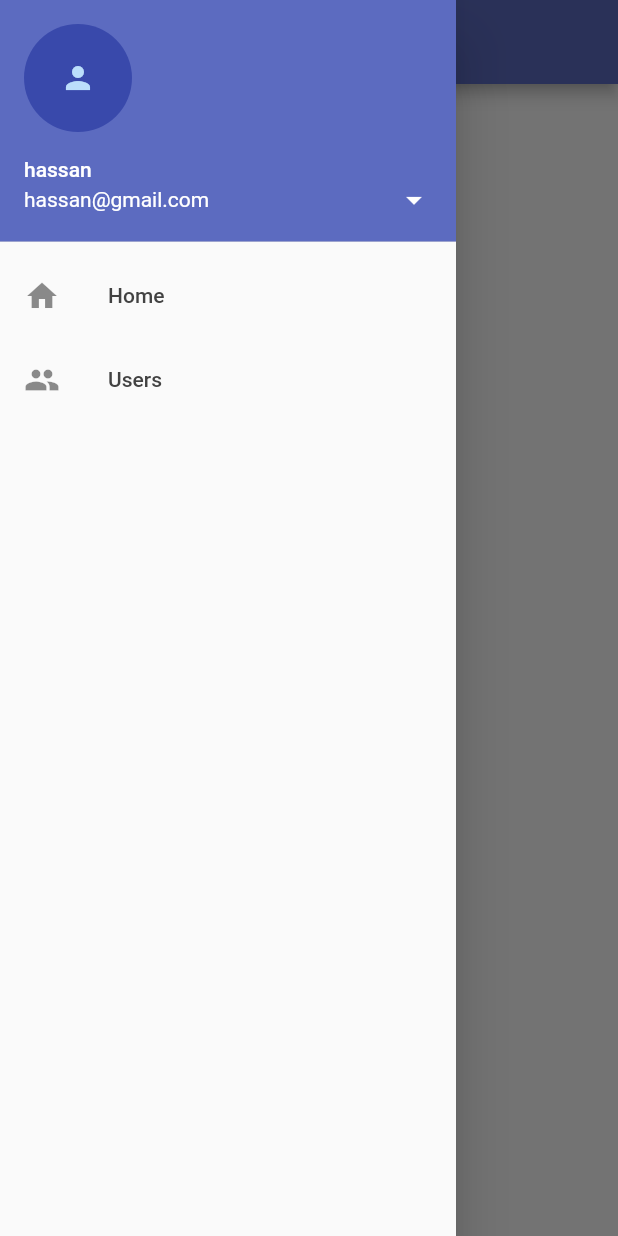
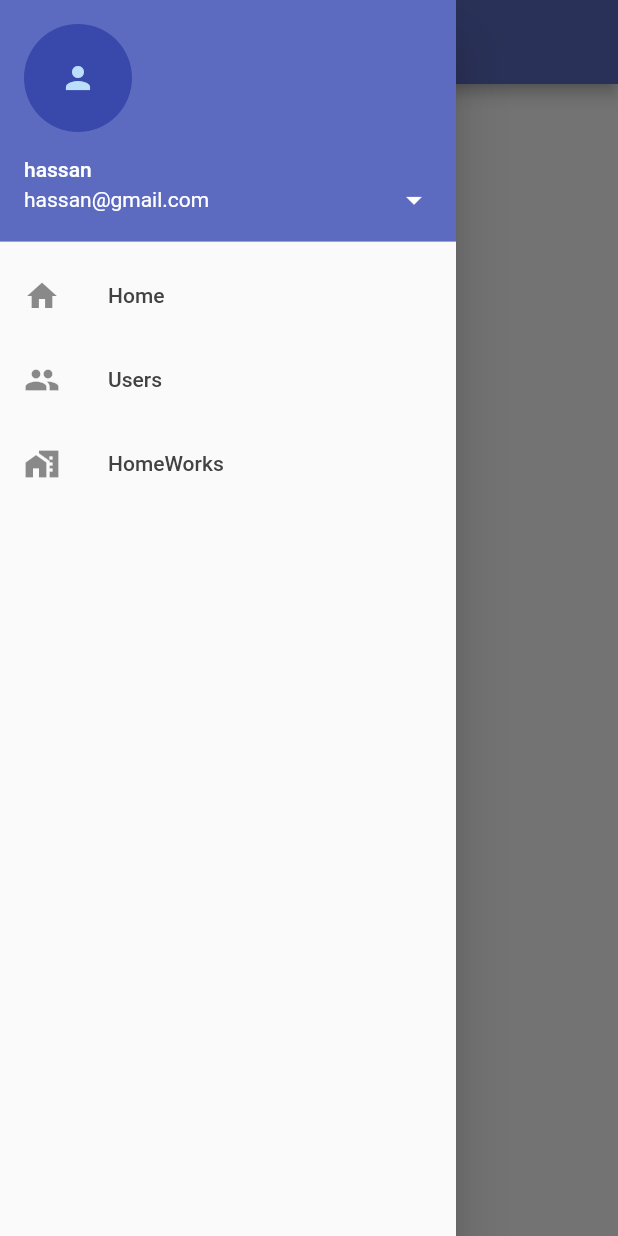
Before and after one commit to hassanalkhabaz/management_school, a Flutter app: the Home screen opened by its route, with the side drawer open, on a phone screen of 412 x 824 dp. Run offline on Flutter 3.47's test engine with Material 2 defaults, Android fonts, the phone set to English and light mode, and no system bars; our stand-ins replace flutter_form_builder, shared_preferences; accounts and stored records are empty.

Commit message:
add home works screen added

```diff
--- a/lib/main.dart
+++ b/lib/main.dart
@@ -1,3 +1,4 @@
+import 'package:management_school/ui/pages/add_homeword.dart';
 import 'package:management_school/ui/pages/add_user.dart';
 import 'package:management_school/ui/pages/alerts.dart';
 import 'package:management_school/ui/pages/forgot_password.dart';
@@ -27,6 +28,7 @@ class MyApp extends StatelessWidget {
         '/login': (context) => LogIn(),
         '/forgot_password': (context) => ForgotPassword(),
         '/add_user': (context) => AddUser(),
+        '/add_homework': (context) => AddHomeWork(),
         '/profile': (context) => Profile(),
         '/home': (context) => Home(),
         '/alerts': (context) => Alerts(),
--- a/lib/ui/widgets/MyDrawer.dart
+++ b/lib/ui/widgets/MyDrawer.dart
@@ -38,6 +38,12 @@ class MyDrawer extends StatelessWidget {
               onTap: () {
                 Navigator.of(context).pushNamed('/add_user');
               }),
+          buildListTile(
+              icon: Icon(Icons.home_work),
+              title: 'HomeWorks',
+              onTap: () {
+                Navigator.of(context).pushNamed('/add_homework');
+              }),
         ],
       ),
     );
```
Also changed, not shown: lib/ui/pages/add_homeword.dart (added, +31 -0 lines).
